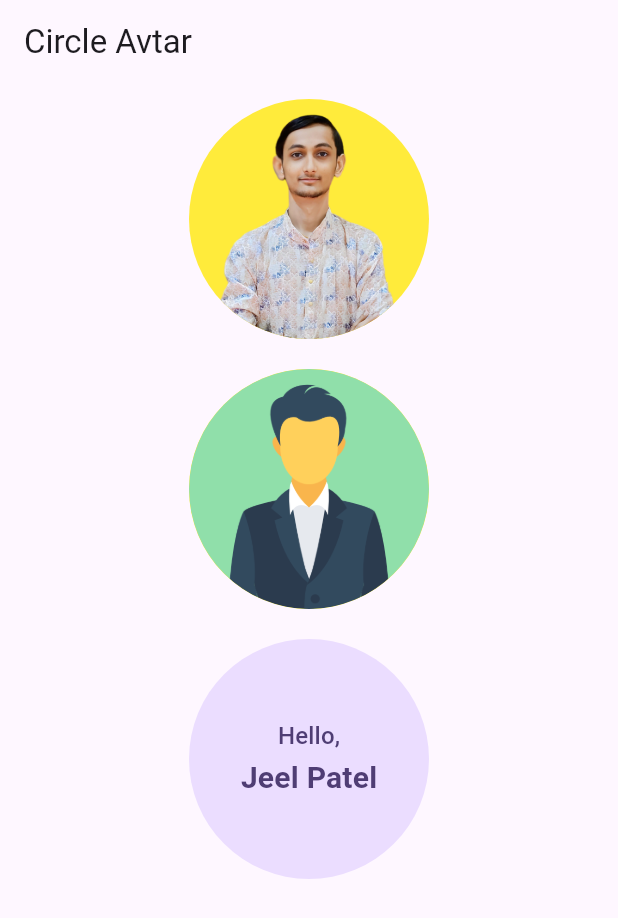
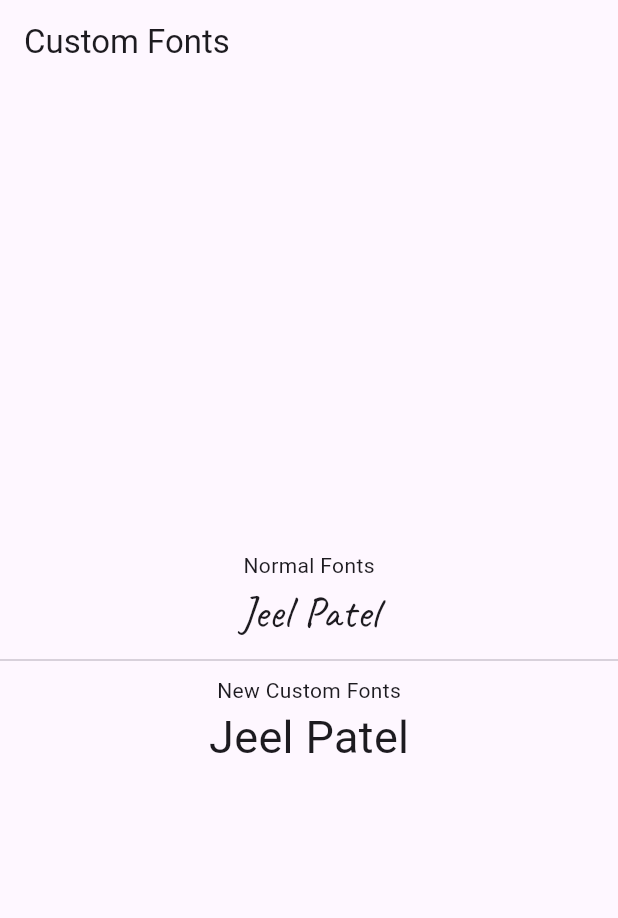
Before and after one commit to jeelpatel001/first_flutter_app, a Flutter app: the screen it shows after launch, on a phone screen of 412 x 824 dp. Shown: the top 918 px of the screen. Run offline on Flutter 3.47's test engine with Material 3 defaults, Android fonts, the phone set to English and light mode, and no system bars.

Commit message:
Learn How to Add Custom Fonts in Flutter

```diff
--- /dev/null
+++ b/lib/_17_custom_fonts.dart
@@ -0,0 +1,44 @@
+import 'package:flutter/material.dart';
+
+class MyCustomFonts extends StatelessWidget {
+  const MyCustomFonts({super.key});
+
+  @override
+  Widget build(BuildContext context) {
+    return Scaffold(
+      appBar: AppBar(
+        title: const Text('Custom Fonts'),
+      ),
+      body: const Center(
+        child: Column(
+          mainAxisAlignment: MainAxisAlignment.center,
+          children: [
+            Text(
+              'Normal Fonts',
+            ),
+            Text(
+              'Jeel Patel',
+              style: TextStyle(
+                fontFamily: 'MyCustomFont',
+                fontSize: 30,
+              ),
+            ),
+            Divider(
+              height: 20,
+              thickness: 1,
+            ),
+            Text(
+              'New Custom Fonts',
+            ),
+            Text(
+              'Jeel Patel',
+              style: TextStyle(
+                fontSize: 30,
+              ),
+            ),
+          ],
+        ),
+      ),
+    );
+  }
+}
--- a/lib/main.dart
+++ b/lib/main.dart
@@ -1,21 +1,6 @@
-import 'package:first_flutter_app/_10_List_View_StaticData.dart';
-import 'package:first_flutter_app/_11_List_View_DynamicData.dart';
-import 'package:first_flutter_app/_12_Container_Decoration.dart';
-import 'package:first_flutter_app/_13_Expanded_Widget.dart';
-import 'package:first_flutter_app/_14_Margin_Padding.dart';
-import 'package:first_flutter_app/_15_list_tile.dart';
 import 'package:first_flutter_app/_16_circle_avtar.dart';
-import 'package:first_flutter_app/_1_Container.dart';
-import 'package:first_flutter_app/_2_Text_Button_Widget.dart';
-import 'package:first_flutter_app/_3_Elevated_Button_Widget.dart';
-import 'package:first_flutter_app/_4_Outlined_Button_Widget.dart';
-import 'package:first_flutter_app/_5_Insert_Image.dart';
-import 'package:first_flutter_app/_6_Row.dart';
-import 'package:first_flutter_app/_8_InkWell.dart';
-import 'package:first_flutter_app/_9_ScrollView.dart';
+import 'package:first_flutter_app/_17_custom_fonts.dart';
 import 'package:flutter/material.dart';
-
-import '_7_Column.dart';
 
 void main() {
   runApp(const MyApp());
@@ -37,7 +22,6 @@ class MyApp extends StatelessWidget {
 
       // home: const MyHomePage(title: "Home Page"),
 
-
       // home: const ContainerOrCenter(),
       // home: const TextButtonWidget(),
       // home: const ElevatedButtonWidget(),
@@ -53,9 +37,8 @@ class MyApp extends StatelessWidget {
       // home: const ExpandedWidget(),
       // home: const MarginAndPadding(),
       // home: const MyListTile(),
-      home: const MyCircleAvtar(),
-
-
+      // home: const MyCircleAvtar(),
+      home: const MyCustomFonts(),
     );
   }
 }
@@ -69,20 +52,13 @@ class MyHomePage extends StatefulWidget {
   State<MyHomePage> createState() => _MyHomePageState();
 }
 
-void displayName() {
-  print("Jeel Hello");
-}
-
 class _MyHomePageState extends State<MyHomePage> {
   @override
   Widget build(BuildContext context) {
-
     return Scaffold(
       appBar: AppBar(
         title: Text(widget.title),
       ),
-
-
     );
   }
 }
```
Also changed, not shown: pubspec.yaml (+12 -12 lines), assets/fonts/newfonts.ttf (added).
